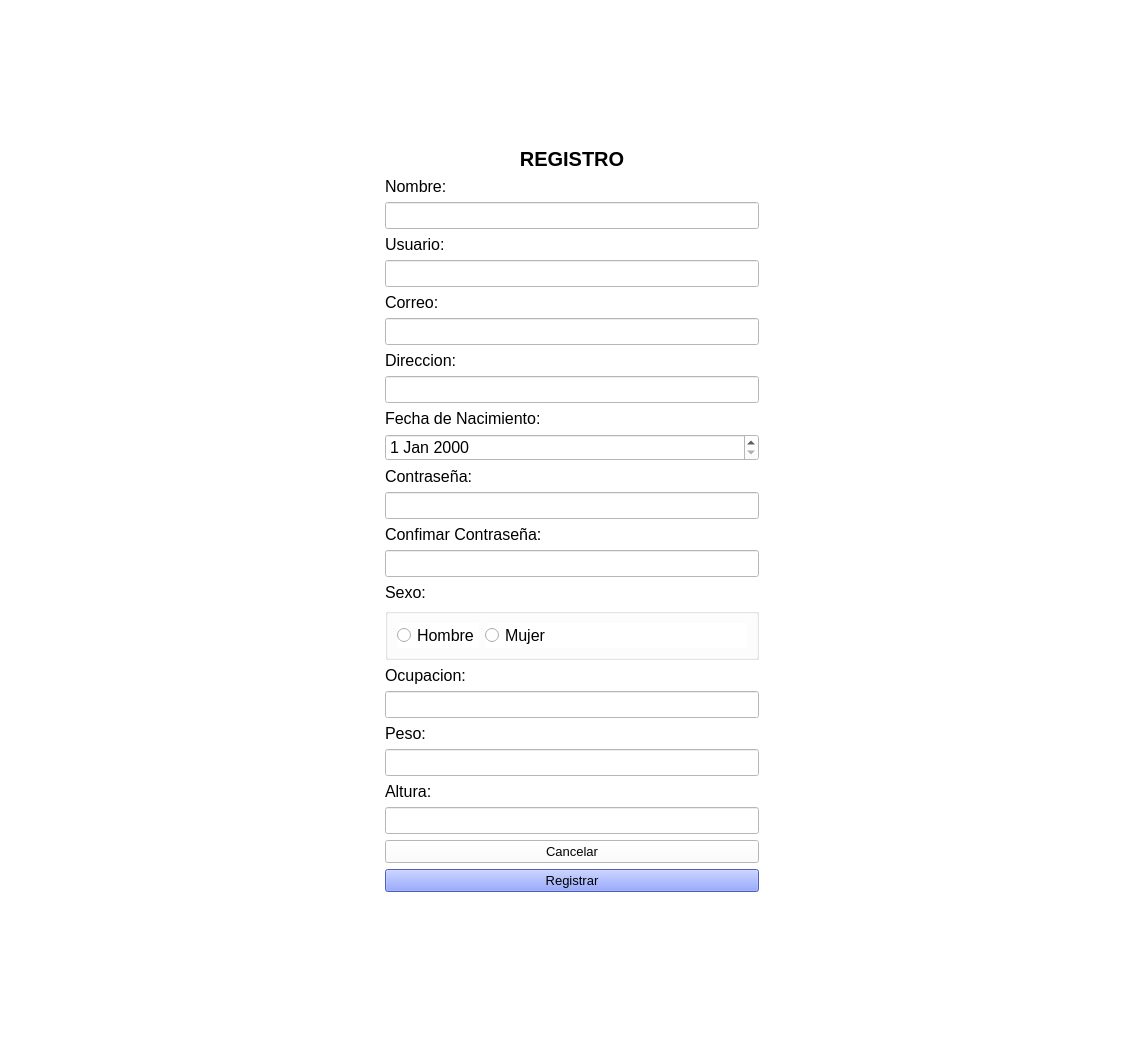
Qt form view/ui/ventana_registro_usuario.ui (phkandresc/app-habitos-saludables) before a commit.
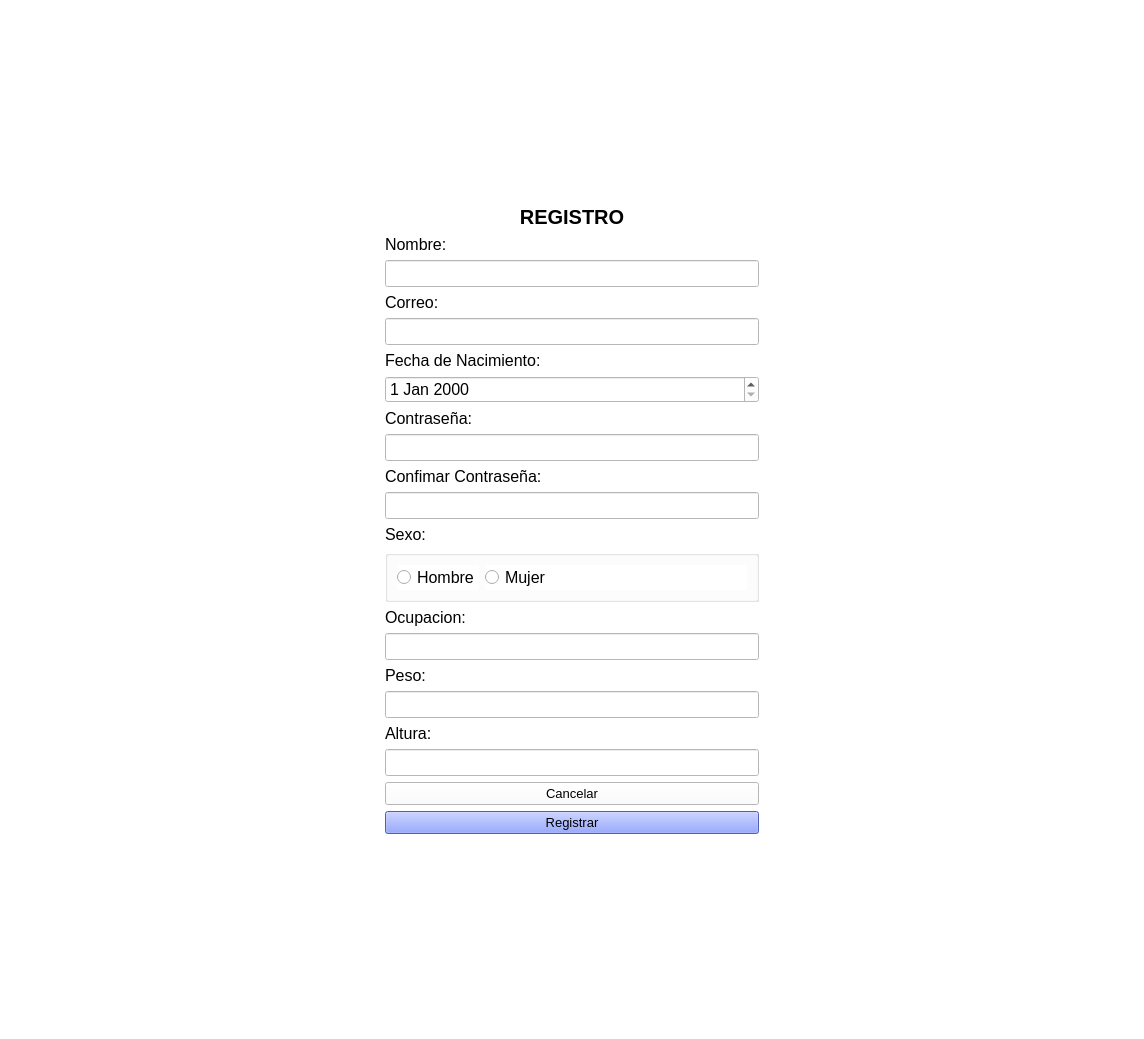
The same form after that commit.

```diff
--- a/view/ui/ventana_registro_usuario.ui
+++ b/view/ui/ventana_registro_usuario.ui
@@ -119,31 +119,6 @@
            </item>
           </layout>
          </item>
-         <item>
-          <layout class="QVBoxLayout" name="verticalLayout_34">
-           <item>
-            <widget class="QLabel" name="lblUsuario">
-             <property name="font">
-              <font>
-               <pointsize>12</pointsize>
-              </font>
-             </property>
-             <property name="text">
-              <string>Usuario:</string>
-             </property>
-            </widget>
-           </item>
-           <item>
-            <widget class="QLineEdit" name="txtUsuario">
-             <property name="font">
-              <font>
-               <pointsize>12</pointsize>
-              </font>
-             </property>
-            </widget>
-           </item>
-          </layout>
-         </item>
          <item>
           <layout class="QVBoxLayout" name="verticalLayout_25">
            <item>
@@ -169,31 +144,6 @@
            </item>
           </layout>
          </item>
-         <item>
-          <layout class="QVBoxLayout" name="verticalLayout_26">
-           <item>
-            <widget class="QLabel" name="lblDireccion">
-             <property name="font">
-              <font>
-               <pointsize>12</pointsize>
-              </font>
-             </property>
-             <property name="text">
-              <string>Direccion:</string>
-             </property>
-            </widget>
-           </item>
-           <item>
-            <widget class="QLineEdit" name="txtDireccion">
-             <property name="font">
-              <font>
-               <pointsize>12</pointsize>
-              </font>
-             </property>
-            </widget>
-           </item>
-          </layout>
-         </item>
          <item>
           <layout class="QVBoxLayout" name="verticalLayout_27">
            <item>
```
